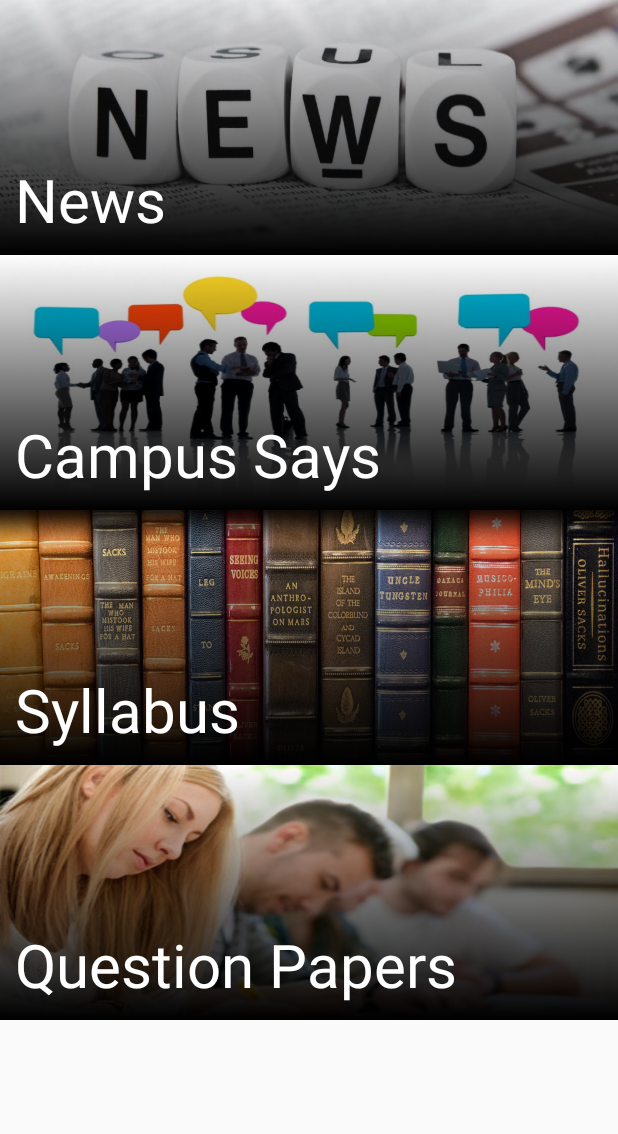
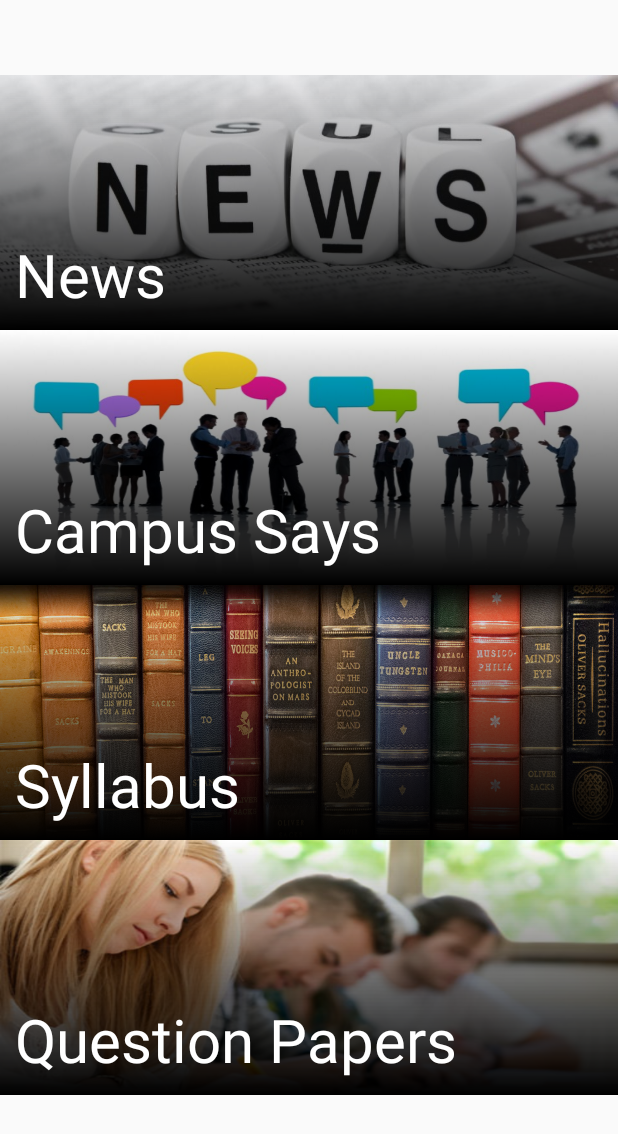
Before and after one commit to venki-bellu/UVCEConnectRetake, an Android app: the layout content_new_home_page.xml on its own in the app's theme, with its tools: preview values and no code run, on a phone screen of 412 x 824 dp. Shown: the top 1134 px of the screen. Run offline under Robolectric (Android 15) with nearby library versions, the phone set to English and light mode, and no system bars.

Commit message:
Made Minor Changes

```diff
--- a/app/src/main/java/com/venkibellu/myapplication/IntroductionScreen.java
+++ b/app/src/main/java/com/venkibellu/myapplication/IntroductionScreen.java
@@ -23,6 +23,6 @@ public class IntroductionScreen extends AppCompatActivity {
                 startActivity(intent);
                 finish();
             }
-        },3000);
+        },1500);
     }
 }
--- a/app/src/main/java/com/venkibellu/myapplication/LogInPage.java
+++ b/app/src/main/java/com/venkibellu/myapplication/LogInPage.java
@@ -172,6 +172,7 @@ public class LogInPage extends AppCompatActivity implements View.OnClickListener
         }
         else
         {
+            progress.dismiss();
             System.out.println("Sign-in Failed: " + result.getStatus());
             Toast.makeText(getApplicationContext(),"Google Sign In failure",Toast.LENGTH_LONG).show();
         }
--- a/app/src/main/res/layout/activity_campus__says.xml
+++ b/app/src/main/res/layout/activity_campus__says.xml
@@ -58,4 +58,5 @@
         android:gravity="center"
         android:textStyle="bold"
         android:layout_above="@id/campusrelative"/>
+
 </RelativeLayout>
--- a/app/src/main/res/layout/content_new_home_page.xml
+++ b/app/src/main/res/layout/content_new_home_page.xml
@@ -1,7 +1,10 @@
 <?xml version="1.0" encoding="utf-8"?>
+
 <ScrollView android:layout_height="match_parent"
     android:layout_width="match_parent"
-    xmlns:android="http://schemas.android.com/apk/res/android">
+    xmlns:android="http://schemas.android.com/apk/res/android"
+    android:layout_marginTop="50dp">
+
     <RelativeLayout xmlns:android="http://schemas.android.com/apk/res/android"
         xmlns:tools="http://schemas.android.com/tools"
         android:id="@+id/activity_home_page"
@@ -10,8 +13,10 @@
 
 
 
+
         tools:context="com.venkibellu.myapplication.NewHomePage"
         android:background="#061938">
+
 
         <TextView
             android:id="@+id/newsfeed"
--- a/app/src/main/res/values/colors.xml
+++ b/app/src/main/res/values/colors.xml
@@ -2,6 +2,6 @@
 <resources>
     <color name="colorPrimary">#3f51b5</color>
     <color name="colorPrimaryDark">#000000</color>
-    <color name="colorAccent">#000000</color>
+    <color name="colorAccent">#2bff00</color>
     <color name="colorcard">#3a78ff</color>
 </resources>
```
